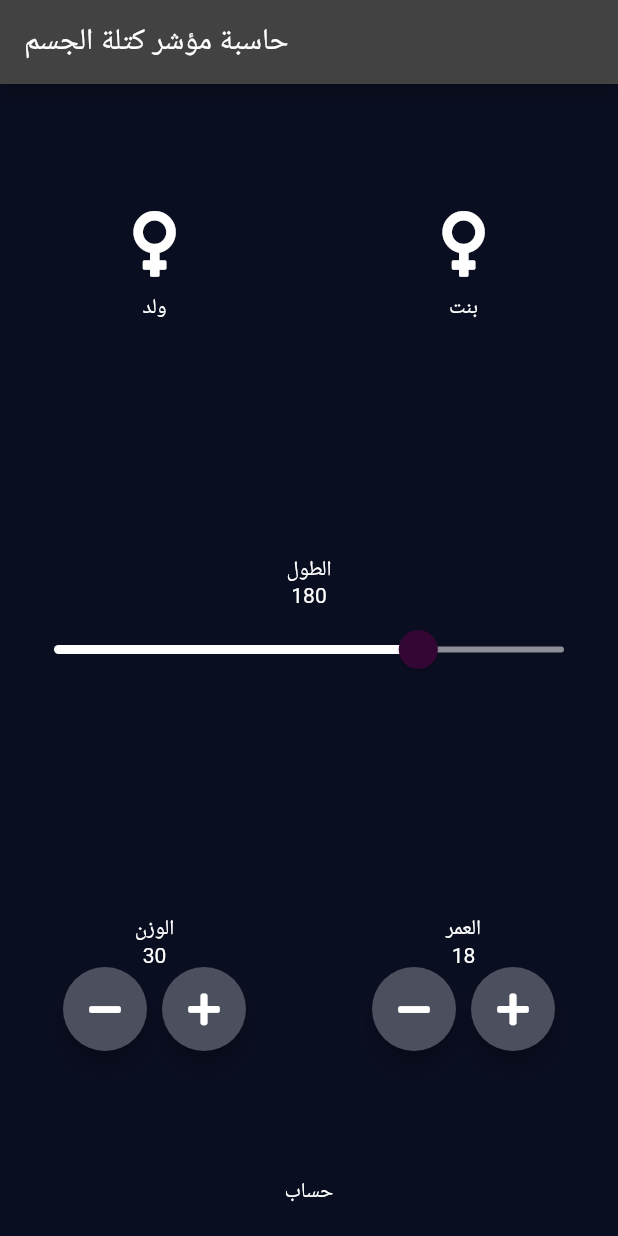
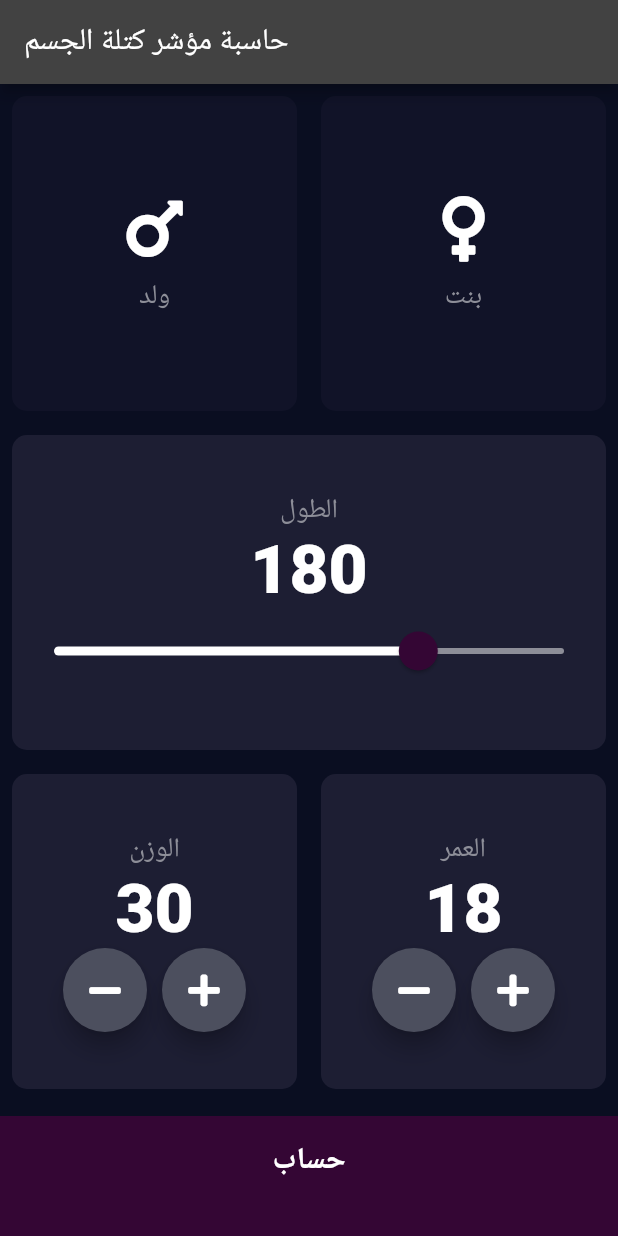
Before and after one commit to FatimaALzahrani/bmi-calculator-with-fluuter, a Flutter app: the screen it shows after launch, on a phone screen of 412 x 824 dp. Run offline on Flutter 3.47's test engine with Material 2 defaults, Android fonts, the phone set to English and light mode, and no system bars; our stand-ins replace font_awesome_flutter.

Commit message:
add style and some components

```diff
--- /dev/null
+++ b/lib/components/bottom_button.dart
@@ -0,0 +1,31 @@
+import 'package:flutter/material.dart';
+
+
+class BottomButton extends StatelessWidget {
+  const BottomButton({@required this.buttonText, @required this.onTap});
+
+  final String buttonText;
+  final Function onTap;
+  @override
+  Widget build(BuildContext context) {
+    return GestureDetector(
+      onTap: onTap,
+      child: Container(
+        child: Center(
+          child: Text(
+            buttonText,
+            style: TextStyle(
+              fontSize: 20.0,
+              fontWeight: FontWeight.bold,
+            ),
+          ),
+        ),
+        margin: EdgeInsets.only(top: 10.0),
+        color: Color(0xFF340634),
+        height: 80.0,
+        width: double.infinity,
+        padding: EdgeInsets.only(bottom: 20.0),
+      ),
+    );
+  }
+}
--- /dev/null
+++ b/lib/components/icon_content.dart
@@ -0,0 +1,31 @@
+import 'package:flutter/material.dart';
+
+
+class IconContent extends StatelessWidget {
+  const IconContent({@required this.icon, @required this.label});
+
+  final IconData icon;
+  final String label;
+  @override
+  Widget build(BuildContext context) {
+    return Column(
+      mainAxisAlignment: MainAxisAlignment.center,
+      children: [
+        Icon(
+          icon,
+          size: 50.0,
+        ),
+        SizedBox(
+          height: 8.0,
+        ),
+        Text(
+          '$label',
+          style: TextStyle(
+              fontSize: 18.0,
+              color: Color(0xFF8D8E98)
+          ),
+        )
+      ],
+    );
+  }
+}
--- a/lib/screens/input_page.dart
+++ b/lib/screens/input_page.dart
@@ -2,6 +2,8 @@ import 'package:BMI_calculator/components/round_button_icon.dart';
 import 'package:flutter/cupertino.dart';
 import 'package:flutter/material.dart';
 import 'package:font_awesome_flutter/font_awesome_flutter.dart';
+import '../components/bottom_button.dart';
+import '../components/icon_content.dart';
 import '../components/reusable_card.dart';
 
 enum Gender { Male, Female }
@@ -35,47 +37,29 @@ class _InputPageState extends State<InputPage> {
                         selectedGender = Gender.Male;
                       });
                     },
-                  cardChild: Column(
-                  mainAxisAlignment: MainAxisAlignment.center,
-                  children: [
-                  Icon(
-                  FontAwesomeIcons.venus,
-                  size: 50.0,
-                  ),
-                  SizedBox(
-                  height: 8.0,
-                  ),
-                  Text(
-                  'ولد',
-                  )
-                  ],
-
-                  ),
+                    cardChild: IconContent(
+                      icon: FontAwesomeIcons.mars,
+                      label: 'ولد',
+                    ),
+                    colour: selectedGender == Gender.Male
+                        ? Color(0xFF1D1E33)
+                        : Color(0xFF111328),
                   ),
                 ),
                 Expanded(
                   child: new ReusableCard(
-                    cardChild: Column(
-                    mainAxisAlignment: MainAxisAlignment.center,
-                    children: [
-                    Icon(
-                    FontAwesomeIcons.venus,
-                    size: 50.0,
-                    ),
-                    SizedBox(
-                    height: 8.0,
-                    ),
-                    Text(
-                    'بنت',
-                    )
-                    ],
-
+                    cardChild: IconContent(
+                      icon: FontAwesomeIcons.venus,
+                      label: 'بنت',
                     ),
                     onPress: () {
                       setState(() {
                         selectedGender = Gender.Female;
                       });
                     },
+                    colour: selectedGender == Gender.Female
+                        ? Color(0xFF1D1E33)
+                        : Color(0xFF111328),
                   ),
                 ),
               ],
@@ -83,11 +67,16 @@ class _InputPageState extends State<InputPage> {
           ),
           Expanded(
             child: new ReusableCard(
+              colour: Color(0xFF1D1E33),
               cardChild: Column(
                 mainAxisAlignment: MainAxisAlignment.center,
                 children: [
                   Text(
                     'الطول',
+                    style: TextStyle(
+                      fontSize: 18.0,
+                      color: Color(0xFF8D8E98),
+                    ),
                   ),
                   Row(
                     mainAxisAlignment: MainAxisAlignment.center,
@@ -96,6 +85,10 @@ class _InputPageState extends State<InputPage> {
                     children: [
                       Text(
                         height.toString(),
+                        style: TextStyle(
+                          fontSize: 45.0,
+                          fontWeight: FontWeight.w900,
+                        ),
                       ),
                     ],
                   ),
@@ -106,9 +99,9 @@ class _InputPageState extends State<InputPage> {
                       thumbColor: Color(0xFF340634),
                       overlayColor: Color(0x29D615EB),
                       thumbShape:
-                          RoundSliderThumbShape(enabledThumbRadius: 13.0),
+                      RoundSliderThumbShape(enabledThumbRadius: 13.0),
                       overlayShape:
-                          RoundSliderThumbShape(enabledThumbRadius: 28.0),
+                      RoundSliderThumbShape(enabledThumbRadius: 28.0),
                     ),
                     child: Slider(
                       value: height.toDouble(),
@@ -130,14 +123,23 @@ class _InputPageState extends State<InputPage> {
               children: [
                 Expanded(
                   child: new ReusableCard(
+                    colour: Color(0xFF1D1E33),
                     cardChild: Column(
                       mainAxisAlignment: MainAxisAlignment.center,
                       children: [
                         Text(
                           'الوزن',
+                          style: TextStyle(
+                            fontSize: 18.0,
+                            color: Color(0xFF8D8E98),
+                          ),
                         ),
                         Text(
                           weight.toString(),
+                          style: TextStyle(
+                            fontSize: 45.0,
+                            fontWeight: FontWeight.w900,
+                          ),
                         ),
                         Row(
                           mainAxisAlignment: MainAxisAlignment.center,
@@ -169,14 +171,23 @@ class _InputPageState extends State<InputPage> {
                 ),
                 Expanded(
                   child: new ReusableCard(
+                    colour: Color(0xFF1D1E33),
                     cardChild: Column(
                       mainAxisAlignment: MainAxisAlignment.center,
                       children: [
                         Text(
                           'العمر',
+                          style: TextStyle(
+                            fontSize: 18.0,
+                            color: Color(0xFF8D8E98),
+                          ),
                         ),
                         Text(
                           age.toString(),
+                          style: TextStyle(
+                            fontSize: 45.0,
+                            fontWeight: FontWeight.w900,
+                          ),
                         ),
                         Row(
                           mainAxisAlignment: MainAxisAlignment.center,
@@ -209,15 +220,13 @@ class _InputPageState extends State<InputPage> {
               ],
             ),
           ),
-               Container(
-              child: Center(
-              child: Text('حساب',
-              ),
-              ),
-              margin: EdgeInsets.only(top: 10.0),
-              width: double.infinity,
-              padding: EdgeInsets.only(bottom: 20.0),
-              ),
+          BottomButton(
+            buttonText: 'حساب',
+            onTap: () {
+
+
+            },
+          ),
         ],
       ),
     );
```
